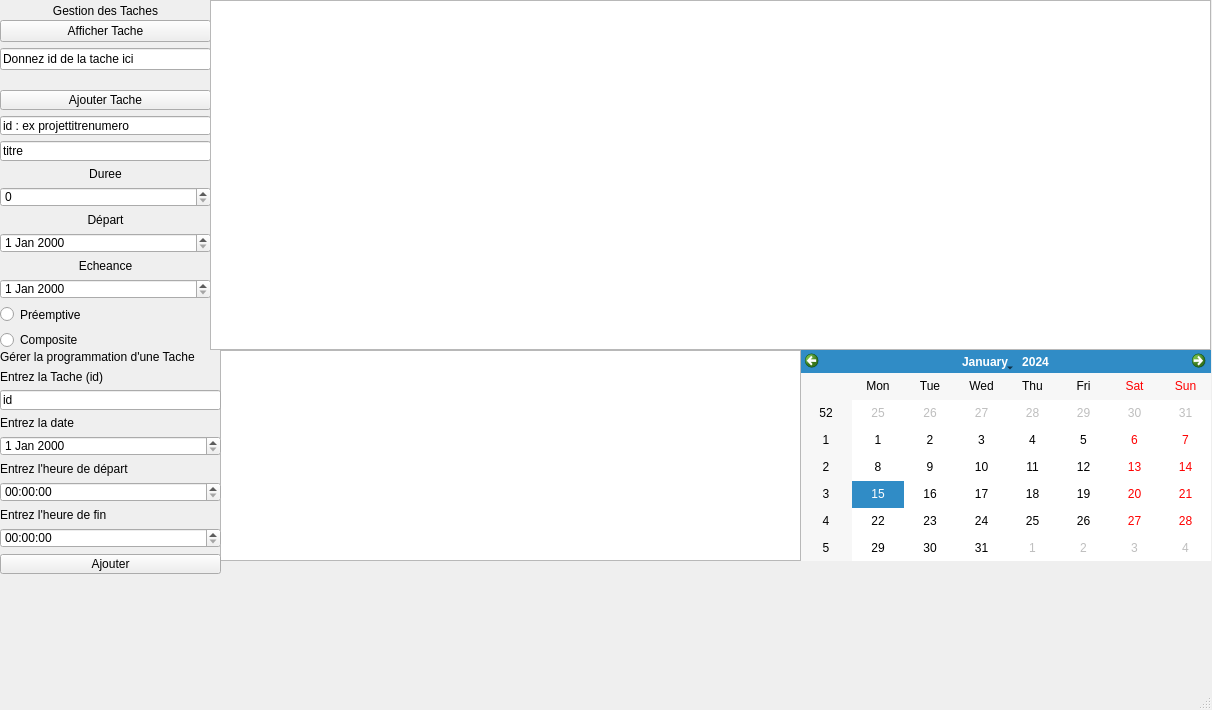
Old version of the form mainwindow.ui in the repository TheFump/tdQtConsole.
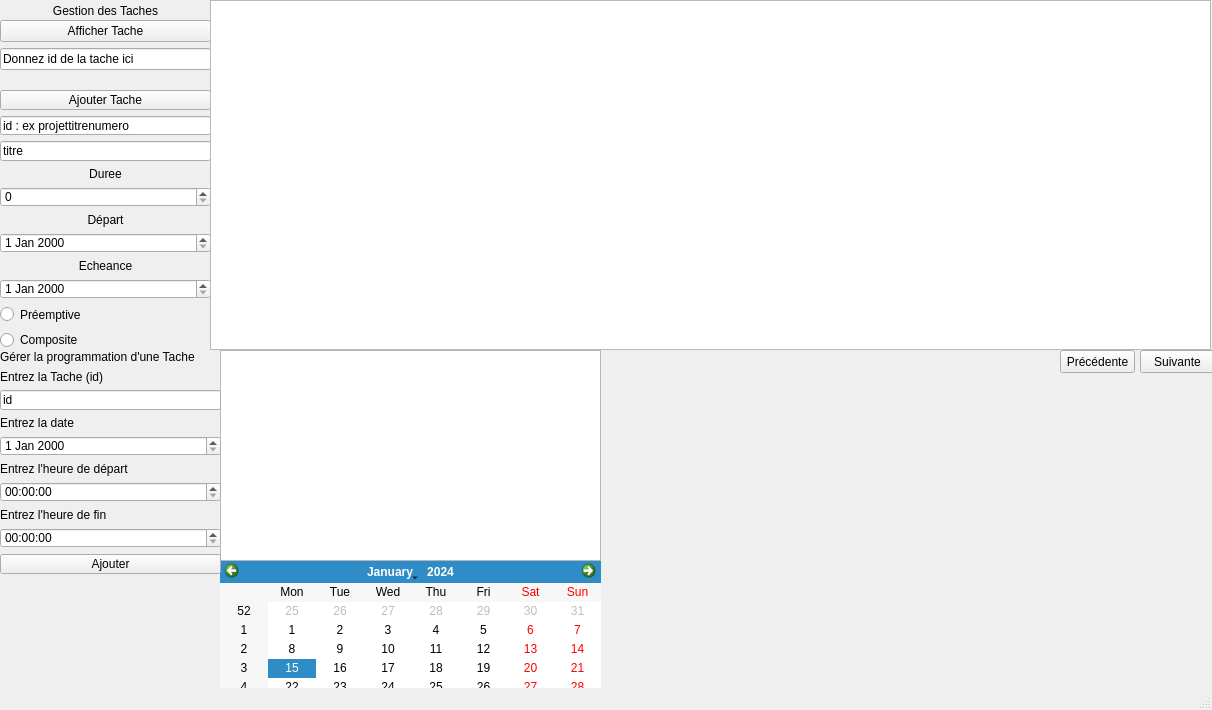
New version of the form.

Patch:
```diff
--- a/mainwindow.ui
+++ b/mainwindow.ui
@@ -17,10 +17,10 @@
    <widget class="QCalendarWidget" name="calendarWidget">
     <property name="geometry">
      <rect>
-      <x>800</x>
-      <y>350</y>
-      <width>411</width>
-      <height>211</height>
+      <x>220</x>
+      <y>560</y>
+      <width>381</width>
+      <height>141</height>
      </rect>
     </property>
    </widget>
@@ -170,7 +170,7 @@
      <rect>
       <x>220</x>
       <y>350</y>
-      <width>581</width>
+      <width>381</width>
       <height>211</height>
      </rect>
     </property>
@@ -255,6 +255,32 @@
      </item>
     </layout>
    </widget>
+   <widget class="QPushButton" name="pushButton">
+    <property name="geometry">
+     <rect>
+      <x>1140</x>
+      <y>350</y>
+      <width>75</width>
+      <height>23</height>
+     </rect>
+    </property>
+    <property name="text">
+     <string>Suivante</string>
+    </property>
+   </widget>
+   <widget class="QPushButton" name="pushButton_2">
+    <property name="geometry">
+     <rect>
+      <x>1060</x>
+      <y>350</y>
+      <width>75</width>
+      <height>23</height>
+     </rect>
+    </property>
+    <property name="text">
+     <string>Précédente</string>
+    </property>
+   </widget>
   </widget>
   <widget class="QMenuBar" name="menubar">
    <property name="geometry">
```
